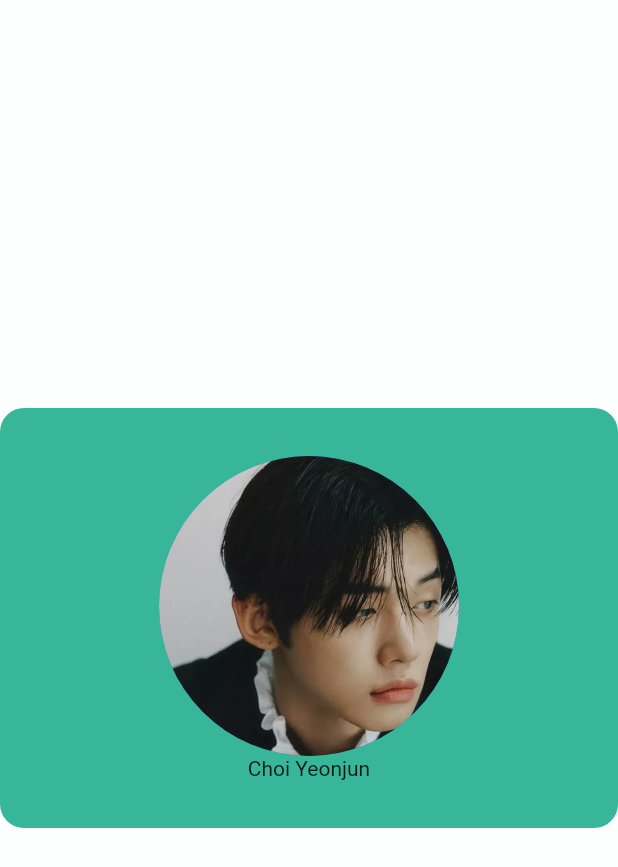
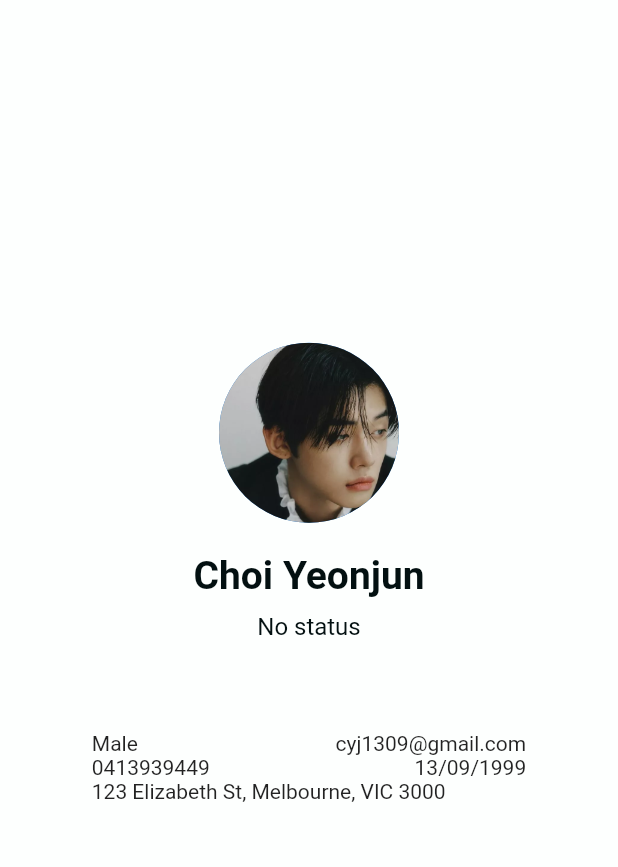
Before and after one commit to ND-Telemedicine-App/ND-Telemedicine-App, a Flutter app: the ProfilePage screen opened directly, on a phone screen of 412 x 824 dp. Shown: the top 867 px of the screen. Run offline on Flutter 3.47's test engine with Material 2 defaults, Android fonts, the phone set to English and light mode, and no system bars.

Commit message:
Remove green part from profile heading, add user info

```diff
--- a/lib/pages/ProfilePage.dart
+++ b/lib/pages/ProfilePage.dart
@@ -11,29 +11,68 @@ class _ProfilePageState extends State<ProfilePage> {
 
   @override
   Widget build(BuildContext context) {
+    double screenWidth = MediaQuery.of(context).size.width;
+
     return Scaffold(
       backgroundColor: Color(0xffFDFFFE),
       body: Center(
         child: Column(
             mainAxisAlignment: MainAxisAlignment.center,
+            crossAxisAlignment: CrossAxisAlignment.center,
             children: <Widget>[
+              // profile heading
+              CircleAvatar(
+                radius: 60,
+                backgroundImage: AssetImage("assets/images/yeonjun.jpg"),
+              ),
+              Padding(
+                padding: EdgeInsets.only(top: 20, bottom: 10),
+                child: Text("Choi Yeonjun",
+                    style: TextStyle(
+                      fontSize: 26,
+                      color: Color(0xff031011),
+                      fontWeight: FontWeight.bold,
+                    )),
+              ),
+              Text("No status",
+                  style: TextStyle(
+                    fontSize: 16,
+                    color: Color(0xff031011),
+
+                  )),
+              // Info section
               Container(
-                padding: EdgeInsets.all(32),
-                width: double.infinity,
+                margin: EdgeInsets.symmetric(vertical: 40),
+                padding: EdgeInsets.all(20),
+                width: screenWidth * 0.8,
                 decoration: BoxDecoration(
-                  borderRadius: BorderRadius.circular(16.0),
-                  color: Color(0xFF38B69A)
+                  borderRadius: BorderRadius.circular(30),
+                  color: Color(0xffFDFFFE),
                 ),
-                // color: Color(0x38B69A),
                 child: Column(
-                  children: const [
-                    CircleAvatar(
-                      radius: 100,
-                      backgroundImage: AssetImage("assets/images/yeonjun.jpg"),
+                  children: <Widget>[
+                    Row(
+                        mainAxisAlignment: MainAxisAlignment.spaceBetween,
+                        children: const [
+                          Text("Male"),
+                          Text("cyj1309@gmail.com")
+                          ]
                     ),
-                    Text("Choi Yeonjun")
+                    Row(
+                        mainAxisAlignment: MainAxisAlignment.spaceBetween,
+                        children: const [
+                          Text("0413939449"),
+                          Text("13/09/1999")
+                        ]
+                    ),
+                    Row(
+                        mainAxisAlignment: MainAxisAlignment.spaceBetween,
+                        children: const [
+                          Text("123 Elizabeth St, Melbourne, VIC 3000")
+                        ]
+                    )
                   ]
-              ),
+              )
               )
           ]
         )
--- a/pubspec.yaml
+++ b/pubspec.yaml
@@ -59,7 +59,7 @@ flutter:
 
   # To add assets to your application, add an assets section, like this:
   assets:
-    - assets/images/yeonjun.jpg
+    - assets/images/
 
   # An image asset can refer to one or more resolution-specific "variants", see
   # https://flutter.dev/assets-and-images/#resolution-aware
```
